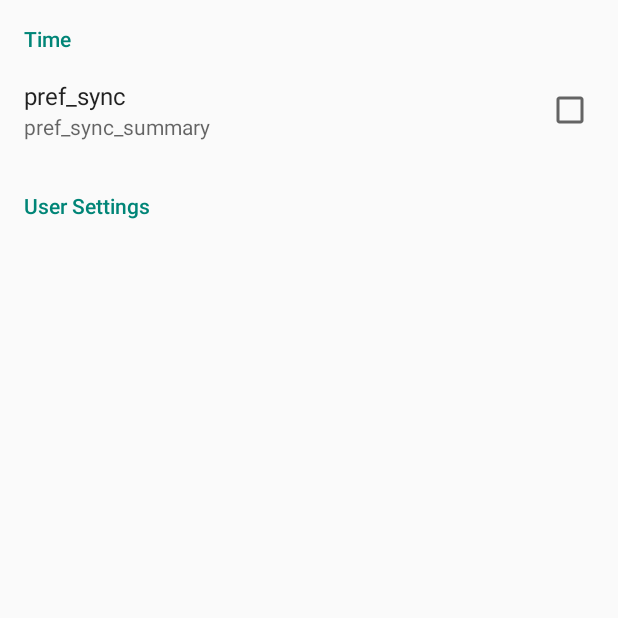
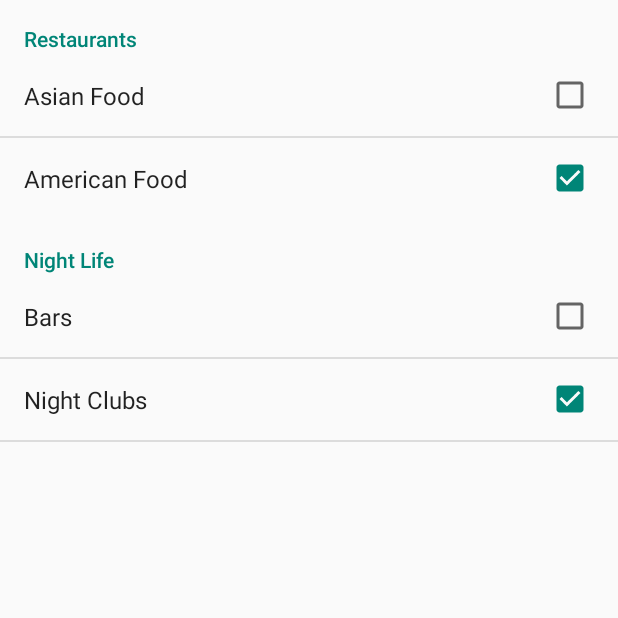
Before and after one commit to tranbenny/Day-Planner-Android-App, an Android app: the fragment SettingsFragment shown on its own in the app's theme, on a phone screen of 412 x 824 dp, the top half of it. Run offline under Robolectric (Android 15) with nearby library versions, the phone set to English and light mode, and no system bars.

```diff
--- a/app/src/main/java/com/example/bennytran/yelpagendabuilder/MainActivity.java
+++ b/app/src/main/java/com/example/bennytran/yelpagendabuilder/MainActivity.java
@@ -27,6 +27,9 @@
     protected void onCreate(Bundle savedInstanceState) {
         super.onCreate(savedInstanceState);
         setContentView(R.layout.activity_main);
+
+        // create singleton class
+        yelpAgendaBuilder app = new yelpAgendaBuilder();
         // Toolbar myToolbar = (Toolbar) findViewById(R.id.my_toolbar);
         // setSupportActionBar(myToolbar);
 
--- a/app/src/main/java/com/example/bennytran/yelpagendabuilder/SettingsActivity.java
+++ b/app/src/main/java/com/example/bennytran/yelpagendabuilder/SettingsActivity.java
@@ -38,8 +38,6 @@
         getFragmentManager().beginTransaction().replace(android.R.id.content, new SettingsFragment())
                 .commit();
 
-        FetchItemsTask task = new FetchItemsTask();
-        task.execute();
 
     }
 
--- a/app/src/main/java/com/example/bennytran/yelpagendabuilder/yelpAgendaBuilder.java
+++ b/app/src/main/java/com/example/bennytran/yelpagendabuilder/yelpAgendaBuilder.java
@@ -2,6 +2,8 @@
 
 import android.app.Application;
 import android.util.Log;
+
+import java.util.ArrayList;
 
 
 public class yelpAgendaBuilder extends Application {
@@ -9,10 +11,13 @@
     public static final String LOG_TAG = "YELPAGENDABUILDER";
 
     public static yelpAgendaBuilder instance;
+    public ArrayList<String> restaurants;
+
 
     public yelpAgendaBuilder() {
         if (instance == null) {
             instance  = this;
+            restaurants = new ArrayList<String>();
         } else {
             Log.e(LOG_TAG, "only one instance allowed");
         }
--- a/app/src/main/res/xml/preferences.xml
+++ b/app/src/main/res/xml/preferences.xml
@@ -2,21 +2,38 @@
 <PreferenceScreen xmlns:android="http://schemas.android.com/apk/res/android">
 
     <PreferenceCategory
-        android:title="@string/time_preferences"
+        android:title="Restaurants"
         android:key="time_preferences">
 
     <CheckBoxPreference
         android:key="example_pref"
-        android:title="@string/pref_sync"
-        android:summary="@string/pref_sync_summary"
+        android:title="Asian Food"
+        android:summary=""
         android:defaultValue="true" />
+
+    <CheckBoxPreference
+        android:key="american_food"
+        android:title="American Food"
+        android:summary=""
+        android:defaultValue="false" />
 
     </PreferenceCategory>
 
     <PreferenceCategory
-        android:title="@string/user_preferences"
+        android:title="Night Life"
         android:key="user_favorites">
 
+        <CheckBoxPreference
+            android:key="bars"
+            android:title="Bars"
+            android:summary=""
+            android:defaultValue="true" />
+
+        <CheckBoxPreference
+            android:key="clubs"
+            android:title="Night Clubs"
+            android:summary=""
+            android:defaultValue="true" />
 
 
     </PreferenceCategory>
```
Also changed, not shown: app/src/main/java/com/example/bennytran/yelpagendabuilder/FetchItemsTask.java (+24 -2 lines), app/src/main/java/com/example/bennytran/yelpagendabuilder/PlanActivity.java (+7 -1 lines).
